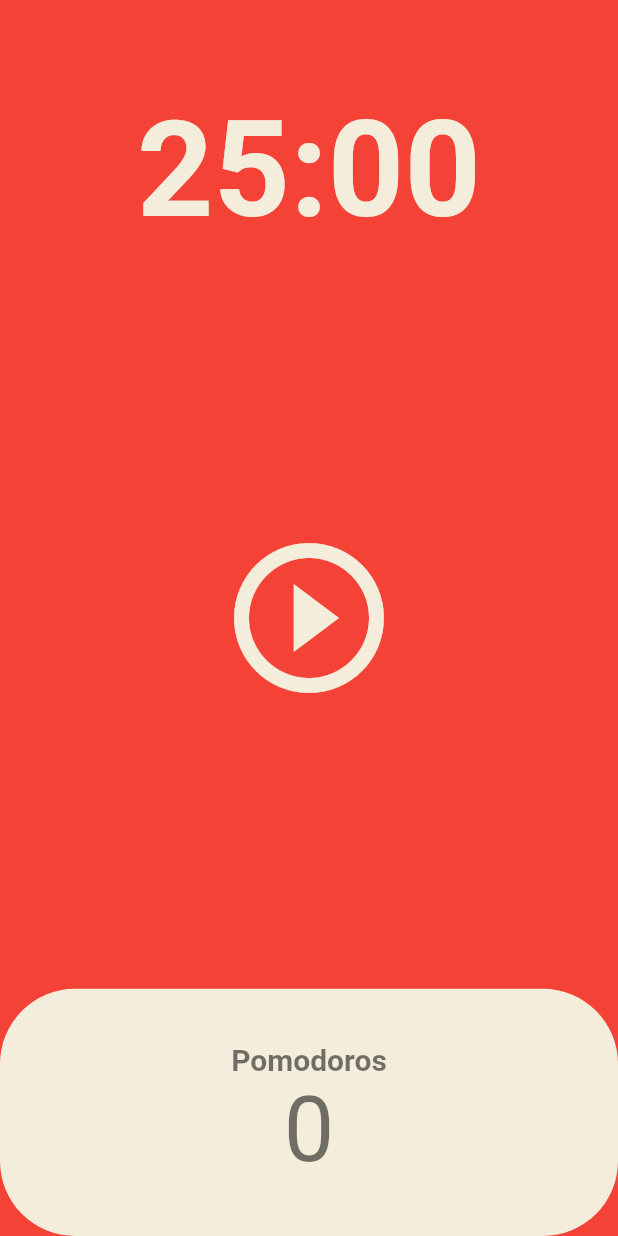
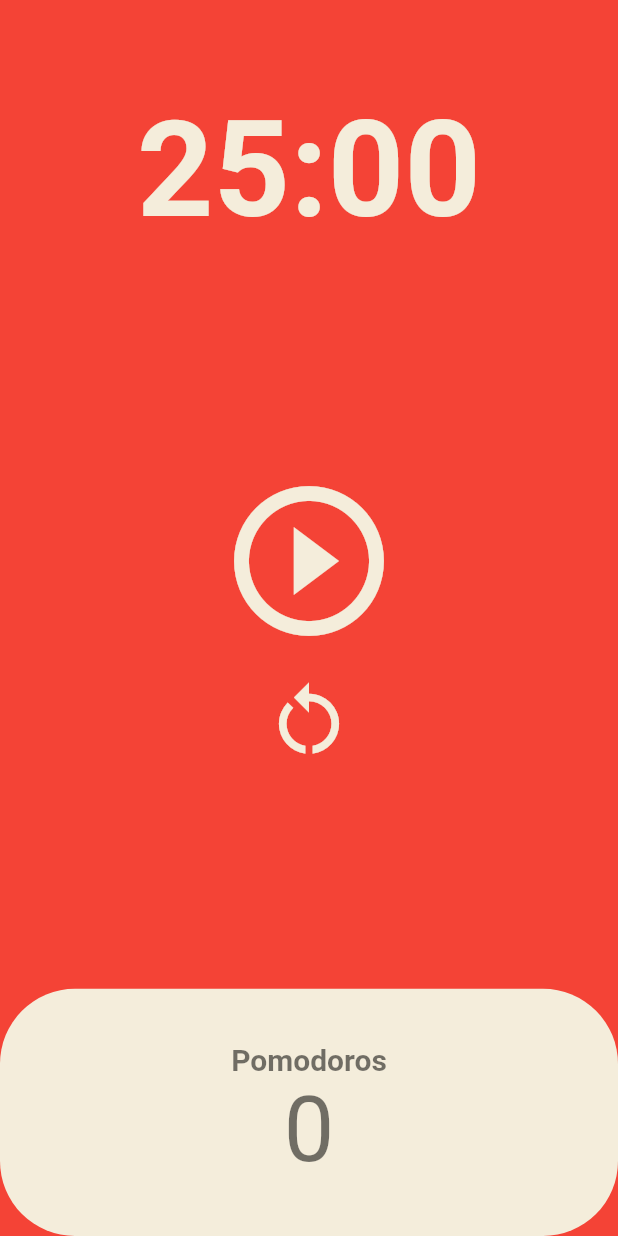
Before and after one commit to hjazz/flutter_pomodoro, a Flutter app: the screen it shows after launch, on a phone screen of 412 x 824 dp. Run offline on Flutter 3.47's test engine with Material 2 defaults, Android fonts, the phone set to English and light mode, and no system bars.

Commit message:
add reset button

```diff
--- a/lib/screen/home_screen.dart
+++ b/lib/screen/home_screen.dart
@@ -48,6 +48,14 @@ class _HomeScreenState extends State<HomeScreen> {
     });
   }
 
+  void onResetPressed() {
+    timer.cancel();
+    setState(() {
+      isRunning = false;
+      totalSeconds = twentyFiveMinutes;
+    });
+  }
+
   String format(int seconds) {
     var duration = Duration(seconds: seconds);
     return duration.toString().split(".").first.substring(2, 7);
@@ -76,13 +84,24 @@ class _HomeScreenState extends State<HomeScreen> {
           Flexible(
             flex: 3,
             child: Center(
-              child: IconButton(
+              child: Column(
+                mainAxisAlignment: MainAxisAlignment.center,
+                children: [
+                  IconButton(
                     color: Theme.of(context).cardColor,
                     iconSize: 120,
                     onPressed: isRunning ? onPausePressed : onStartPressed,
                     icon: Icon(isRunning
                         ? Icons.pause_circle_outline
                         : Icons.play_circle_outline),
+                  ),
+                  IconButton(
+                    color: Theme.of(context).cardColor,
+                    iconSize: 60,
+                    onPressed: onResetPressed,
+                    icon: const Icon(Icons.restart_alt),
+                  ),
+                ],
               ),
             ),
           ),
```
Lines whose indentation alone changed are shown as unchanged.
